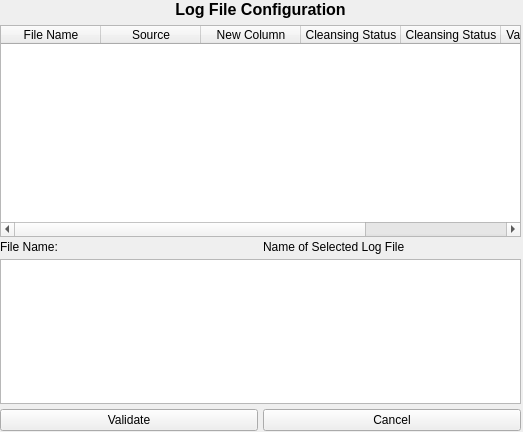
Qt form GUI Screens/Log File Configuration.ui (CS4311-spring-2020/pick-tool-team13-the-bombs) before a commit.
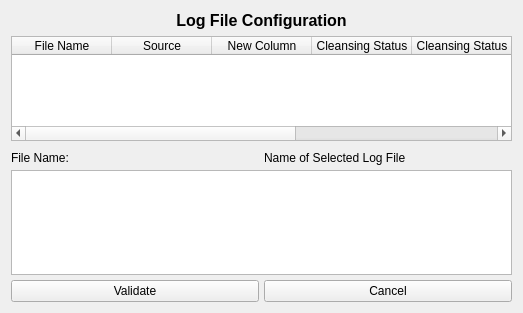
The same form after that commit.

Diff of the .ui file:
```diff
--- a/GUI Screens/Log File Configuration.ui
+++ b/GUI Screens/Log File Configuration.ui
@@ -7,21 +7,14 @@
     <x>0</x>
     <y>0</y>
     <width>523</width>
-    <height>432</height>
+    <height>313</height>
    </rect>
   </property>
   <property name="windowTitle">
    <string>Form</string>
   </property>
-  <widget class="QWidget" name="verticalLayoutWidget">
-   <property name="geometry">
-    <rect>
-     <x>0</x>
-     <y>0</y>
-     <width>521</width>
-     <height>241</height>
-    </rect>
-   </property>
+  <layout class="QGridLayout" name="gridLayout_2">
+   <item row="0" column="0">
    <layout class="QVBoxLayout" name="verticalLayout">
     <property name="bottomMargin">
      <number>4</number>
@@ -83,16 +76,8 @@
      </widget>
     </item>
    </layout>
-  </widget>
-  <widget class="QWidget" name="gridLayoutWidget">
-   <property name="geometry">
-    <rect>
-     <x>0</x>
-     <y>240</y>
-     <width>521</width>
-     <height>191</height>
-    </rect>
-   </property>
+   </item>
+   <item row="1" column="0">
    <layout class="QGridLayout" name="gridLayout">
     <property name="spacing">
      <number>5</number>
@@ -129,7 +114,8 @@
      </widget>
     </item>
    </layout>
-  </widget>
+   </item>
+  </layout>
  </widget>
  <resources/>
  <connections/>
```
Lines whose indentation alone changed are shown as unchanged.
